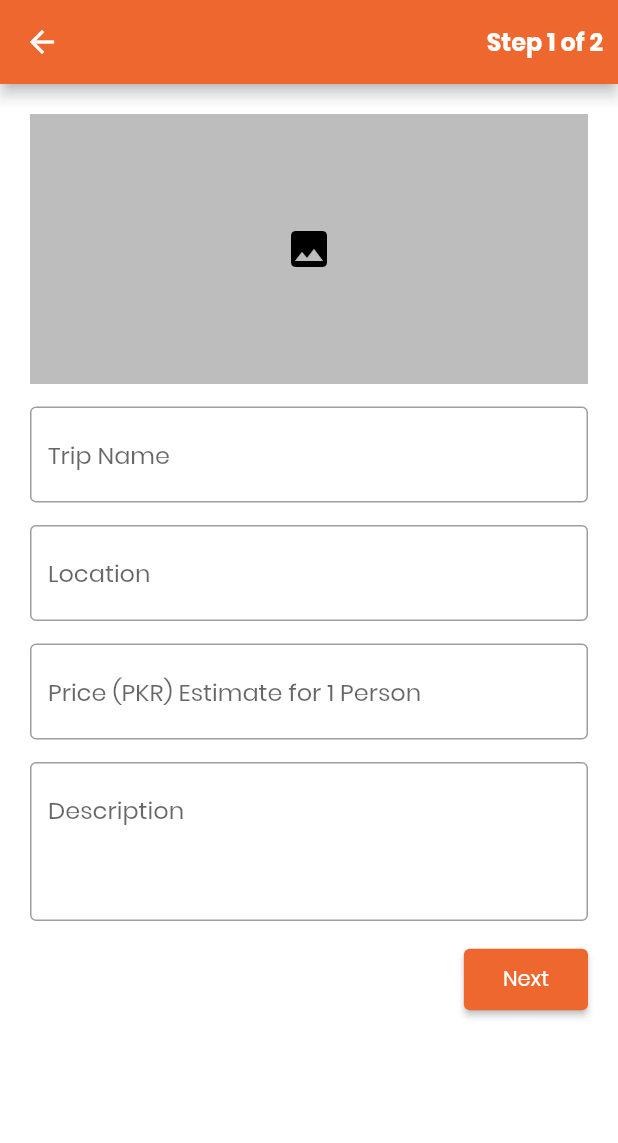
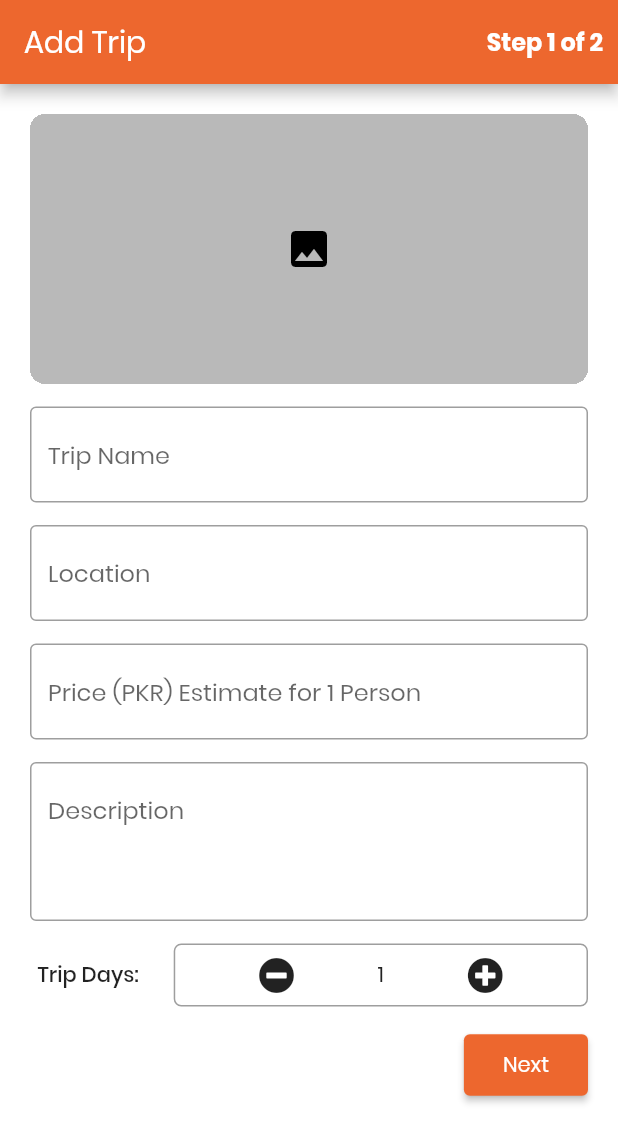
Before and after one commit to msamiislam/tourismapp, a Flutter app: the TripInfoPage screen opened directly, on a phone screen of 412 x 824 dp. Shown: the top 1143 px of the screen. Run offline on Flutter 3.47's test engine with Material 2 defaults, Android fonts, the phone set to English and light mode, and no system bars; drawn by our look-alikes of flutter_form_builder; our stand-ins replace cached_network_image, card_swiper, cloud_firestore, firebase_auth, firebase_core, firebase_storage and 11 more; missing offline and left inert: external_app_launcher, ndialog; accounts and stored records are empty; network calls fail; statements that could not run were skipped.

Commit message:
update Trip info page UI

```diff
--- a/lib/pages/dashboard.dart
+++ b/lib/pages/dashboard.dart
@@ -1,9 +1,9 @@
 import 'package:flutter/material.dart';
 
-import '../pages/navpages/bar_item.dart';
+import '../pages/guide/trip_info.dart';
 import '../pages/navpages/home.dart';
 import '../pages/navpages/search.dart';
-import '../pages/profile.dart';
+import '../pages/navpages/settings.dart';
 import '../utils/colors.dart';
 
 class DashboardPage extends StatefulWidget {
@@ -16,9 +16,9 @@ class DashboardPage extends StatefulWidget {
 class _DashboardPageState extends State<DashboardPage> {
   List pages = [
     HomePage(),
-    BarItemPage(),
+    TripInfoPage(),
     SearchPage(),
-    ProfilePage(),
+    SettingsPage(),
   ];
   int cIndex = 0;
 
--- a/lib/pages/guide/trip_days.dart
+++ b/lib/pages/guide/trip_days.dart
@@ -29,7 +29,6 @@ class _TripDaysPageState extends State<TripDaysPage> {
       body: PageView.builder(
         controller: _controller,
         itemCount: widget.totalPages,
-        onPageChanged: (val) => print(_map),
         physics: NeverScrollableScrollPhysics(),
         itemBuilder: (context, index) => TripItineraryPage(
             initialValues: _map["day$index"] ?? {},
--- a/lib/pages/guide/trip_info.dart
+++ b/lib/pages/guide/trip_info.dart
@@ -1,20 +1,30 @@
 import 'package:flutter/material.dart';
 import 'package:flutter_form_builder/flutter_form_builder.dart';
+import 'package:font_awesome_flutter/font_awesome_flutter.dart';
 import 'package:form_builder_validators/form_builder_validators.dart';
 import 'package:get/get.dart';
-import 'package:tourismapp/pages/guide/trip_days.dart';
-import 'package:tourismapp/widgets/profile_image.dart';
-import 'package:tourismapp/widgets/simple_txt.dart';
 
-class TripInfoPage extends StatelessWidget {
+import '../../pages/guide/trip_days.dart';
+import '../../utils/colors.dart';
+import '../../widgets/profile_image.dart';
+import '../../widgets/simple_txt.dart';
+
+class TripInfoPage extends StatefulWidget {
+  const TripInfoPage({Key? key}) : super(key: key);
+
+  @override
+  State<TripInfoPage> createState() => _TripInfoPageState();
+}
+
+class _TripInfoPageState extends State<TripInfoPage> {
   final GlobalKey<FormBuilderState> _fbKey = GlobalKey<FormBuilderState>();
-
-  TripInfoPage({Key? key}) : super(key: key);
+  int count = 1;
 
   @override
   Widget build(BuildContext context) {
     return Scaffold(
       appBar: AppBar(
+        title: AppText("Add Trip"),
         actions: [
           Center(child: AppText('Step 1 of 2', size: 16.0, weight: FontWeight.w600)),
           SizedBox(width: 10.0),
@@ -81,10 +91,14 @@ class TripInfoPage extends StatelessWidget {
                       ]),
                     ),
                     SizedBox(height: 15.0),
+                    Counter(
+                      onChanged: (days) => count = days,
+                    ),
+                    SizedBox(height: 15.0),
                     Align(
                       alignment: Alignment.centerRight,
                       child: ElevatedButton(
-                        onPressed: () => Get.to(() => TripDaysPage(3)),
+                        onPressed: () => Get.to(() => TripDaysPage(count)),
                         child: Padding(
                           padding: const EdgeInsets.all(10.0),
                           child: AppText('Next'),
@@ -101,3 +115,58 @@ class TripInfoPage extends StatelessWidget {
     );
   }
 }
+
+class Counter extends StatefulWidget {
+  final void Function(int counter) onChanged;
+
+  const Counter({Key? key, required this.onChanged}) : super(key: key);
+
+  @override
+  State<Counter> createState() => _CounterState();
+}
+
+class _CounterState extends State<Counter> {
+  int count = 1;
+
+  @override
+  Widget build(BuildContext context) {
+    return Row(
+      children: [
+        SizedBox(width: 5.0),
+        AppText("Trip Days: ", weight: FontWeight.w500),
+        SizedBox(width: 20.0),
+        Expanded(
+          child: Container(
+            padding: EdgeInsets.symmetric(vertical: 8.0),
+            decoration: BoxDecoration(
+              borderRadius: BorderRadius.circular(5.0),
+              border: Border.all(color: AppColors.grey),
+            ),
+            child: Row(
+              mainAxisAlignment: MainAxisAlignment.spaceEvenly,
+              children: [
+                InkWell(
+                    onTap: () {
+                      if (count > 1) {
+                        count--;
+                        widget.onChanged.call(count);
+                        setState(() {});
+                      }
+                    },
+                    child: Icon(FontAwesomeIcons.minusCircle)),
+                Text("$count"),
+                InkWell(
+                    onTap: () {
+                      count++;
+                      widget.onChanged.call(count);
+                      setState(() {});
+                    },
+                    child: Icon(FontAwesomeIcons.plusCircle)),
+              ],
+            ),
+          ),
+        ),
+      ],
+    );
+  }
+}
--- a/lib/pages/navpages/home.dart
+++ b/lib/pages/navpages/home.dart
@@ -178,7 +178,6 @@ class ExploreSection extends StatelessWidget {
               return InkWell(
                 onTap: () {
                   if (title == "Travels") {
-                    print("wow");
                     LaunchApp.openApp(
                       androidPackageName: nameImages.values.elementAt(index)["link"]!,
                       openStore: true,
@@ -244,7 +243,7 @@ class TabView extends StatelessWidget {
                 decoration: BoxDecoration(
                   borderRadius: BorderRadius.circular(20),
                   color: Colors.white,
-                  image: DecorationImage(fit: BoxFit.cover, image: NetworkImage("https://picsum.photos/200")),
+                  image: DecorationImage(fit: BoxFit.cover, image: NetworkImage("https://picsum.photos/600")),
                 ),
               ),
               Positioned(
--- /dev/null
+++ b/lib/pages/navpages/settings.dart
@@ -0,0 +1,10 @@
+import 'package:flutter/material.dart';
+
+class SettingsPage extends StatelessWidget {
+  const SettingsPage({Key? key}) : super(key: key);
+
+  @override
+  Widget build(BuildContext context) {
+    return Container();
+  }
+}
--- a/lib/widgets/profile_image.dart
+++ b/lib/widgets/profile_image.dart
@@ -5,10 +5,11 @@ import 'package:flutter/material.dart';
 import 'package:font_awesome_flutter/font_awesome_flutter.dart';
 import 'package:get/get.dart';
 import 'package:image_picker/image_picker.dart';
-import 'package:tourismapp/utils/colors.dart';
 
 import '../controllers/login_controller.dart';
+import '../utils/colors.dart';
 import '../widgets/image_place_holder.dart';
+import '../widgets/simple_txt.dart';
 
 typedef OnPicked = void Function(XFile file);
 typedef OnPickedImages = void Function(List<XFile> file);
@@ -112,12 +113,13 @@ class _MultiImageState extends State<MultiImage> {
 
   @override
   Widget build(BuildContext context) {
-double width = MediaQuery.of(context).size.width;
-
-    return InkWell(
+    return Material(
+      borderRadius: BorderRadius.circular(10.0),
+      clipBehavior: Clip.hardEdge,
+      child: InkWell(
         onTap: () => getImage(ImageSource.gallery),
         child: Container(
-        width: width,
+          width: Get.width,
           height: 180.0,
           decoration: BoxDecoration(color: Colors.black26),
           child: images == null || images!.isEmpty
@@ -126,16 +128,24 @@ double width = MediaQuery.of(context).size.width;
                   size: 32.0,
                   color: AppColors.onBackground,
                 )
-            : SizedBox(),
-        // : Stack(
-        //     alignment: Alignment.center,
-        //     children: [
-        //       Image.file(
-        //         File(images![0].path),
-        //         fit: BoxFit.cover,
-        //       ),
-        //     ],
-        //   ),
+              : Stack(
+                  alignment: Alignment.center,
+                  children: [
+                    Image.file(File(images![0].path), fit: BoxFit.cover),
+                    if (images!.length > 1)
+                      Positioned.fill(
+                        child: Container(
+                            color: AppColors.black.withOpacity(0.5),
+                            child: Center(
+                              child: AppText(
+                                " + ${images!.length - 1} More ",
+                                color: AppColors.white,
+                              ),
+                            )),
+                      ),
+                  ],
+                ),
+        ),
       ),
     );
   }
```
Lines whose indentation alone changed are shown as unchanged.
